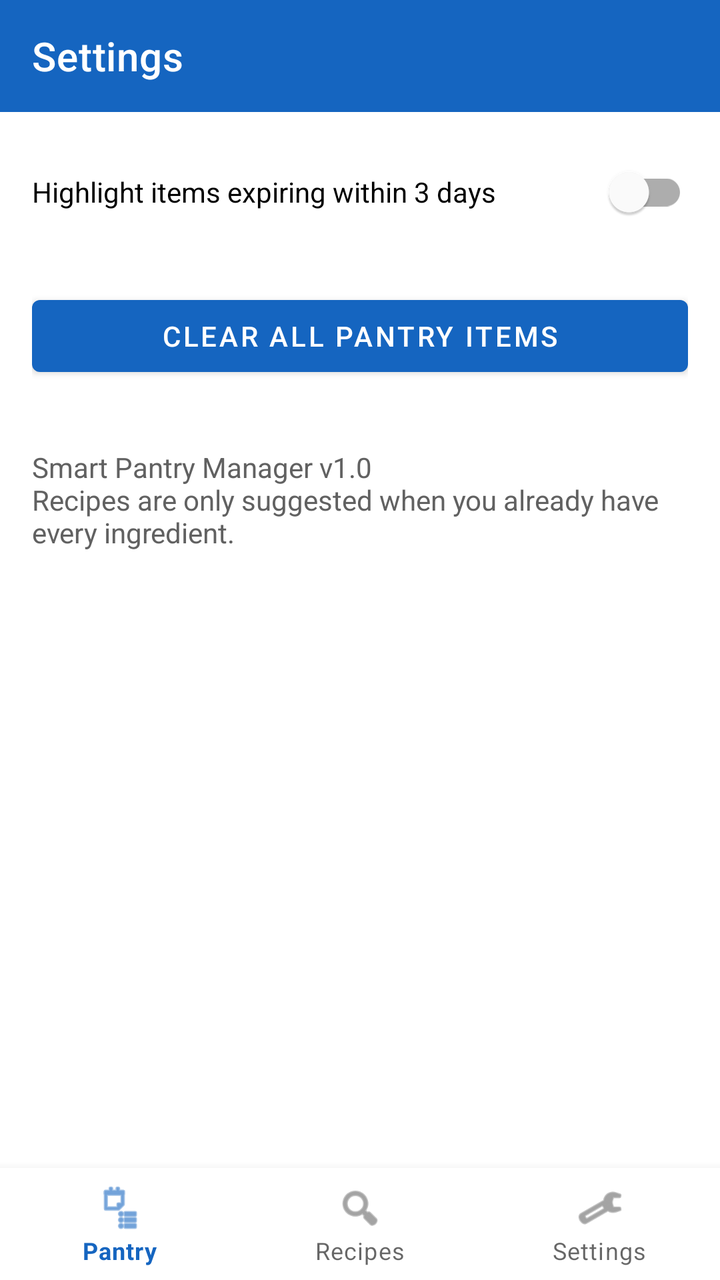
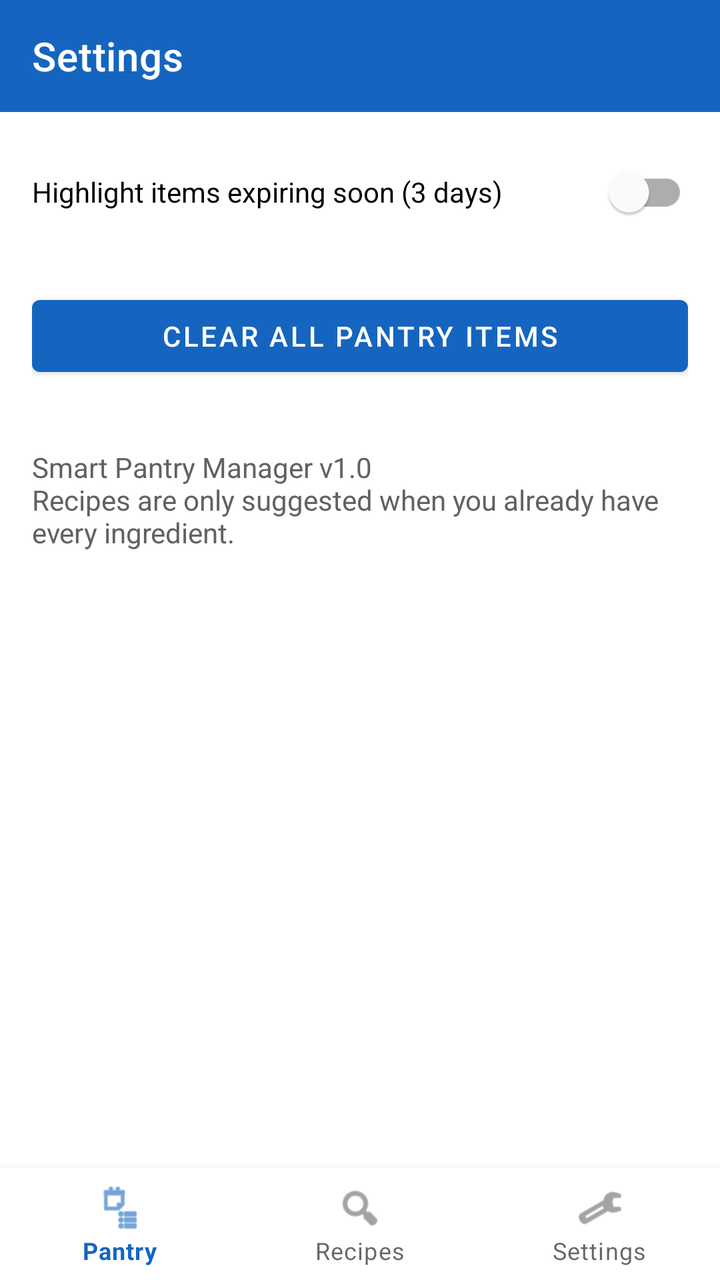

Two renders of the same Android screen: before a commit and after it. Below are the layout's source before the change and the commit's diff.
<!-- AndroidManifest.xml: application theme Theme.SmartPantry -->
<!-- res/layout/activity_settings.xml -->
<?xml version="1.0" encoding="utf-8"?>
<LinearLayout xmlns:android="http://schemas.android.com/apk/res/android"
    xmlns:app="http://schemas.android.com/apk/res-auto"
    android:layout_width="match_parent"
    android:layout_height="match_parent"
    android:orientation="vertical">

    <com.google.android.material.appbar.MaterialToolbar
        android:id="@+id/toolbar"
        android:layout_width="match_parent"
        android:layout_height="?attr/actionBarSize"
        android:background="@color/primary"
        app:title="Settings"
        app:titleTextColor="@color/white" />

    <LinearLayout
        android:layout_width="match_parent"
        android:layout_height="0dp"
        android:layout_weight="1"
        android:orientation="vertical"
        android:padding="16dp">

        <com.google.android.material.switchmaterial.SwitchMaterial
            android:id="@+id/switchExpiry"
            android:layout_width="match_parent"
            android:layout_height="wrap_content"
            android:text="Highlight items expiring within 3 days" />

        <Button
            android:id="@+id/btnClearPantry"
            android:layout_width="match_parent"
            android:layout_height="wrap_content"
            android:layout_marginTop="24dp"
            android:text="Clear all pantry items" />

        <TextView
            android:layout_width="match_parent"
            android:layout_height="wrap_content"
            android:layout_marginTop="32dp"
            android:textColor="@color/grey_text"
            android:text="Smart Pantry Manager v1.0\nRecipes are only suggested when you already have every ingredient." />
    </LinearLayout>

    <com.google.android.material.bottomnavigation.BottomNavigationView
        android:id="@+id/bottom_nav"
        android:layout_width="match_parent"
        android:layout_height="wrap_content"
        app:menu="@menu/bottom_nav" />
</LinearLayout>
<!-- resources referenced by this layout -->
<resources>
  <color name="grey_text">#616161</color>
  <color name="primary">#1565C0</color>
  <color name="white">#FFFFFF</color>
  <style name="Theme.SmartPantry" parent="Theme.MaterialComponents.Light.NoActionBar">
          <item name="colorPrimary">@color/primary</item>
          <item name="colorPrimaryVariant">@color/primary_dark</item>
          <item name="colorOnPrimary">@color/white</item>
          <item name="colorSecondary">@color/accent</item>
          <item name="android:statusBarColor">@color/primary_dark</item>
      </style>
  <color name="primary_dark">#0D47A1</color>
  <color name="accent">#29B6F6</color>
</resources>

<!-- the commit's change to res/layout/activity_settings.xml (unified diff, before → after) -->
@@ -24,7 +24,7 @@
             android:id="@+id/switchExpiry"
             android:layout_width="match_parent"
             android:layout_height="wrap_content"
-            android:text="Highlight items expiring within 3 days" />
+            android:text="Highlight items expiring soon (3 days)" />
 
         <Button
             android:id="@+id/btnClearPantry"
